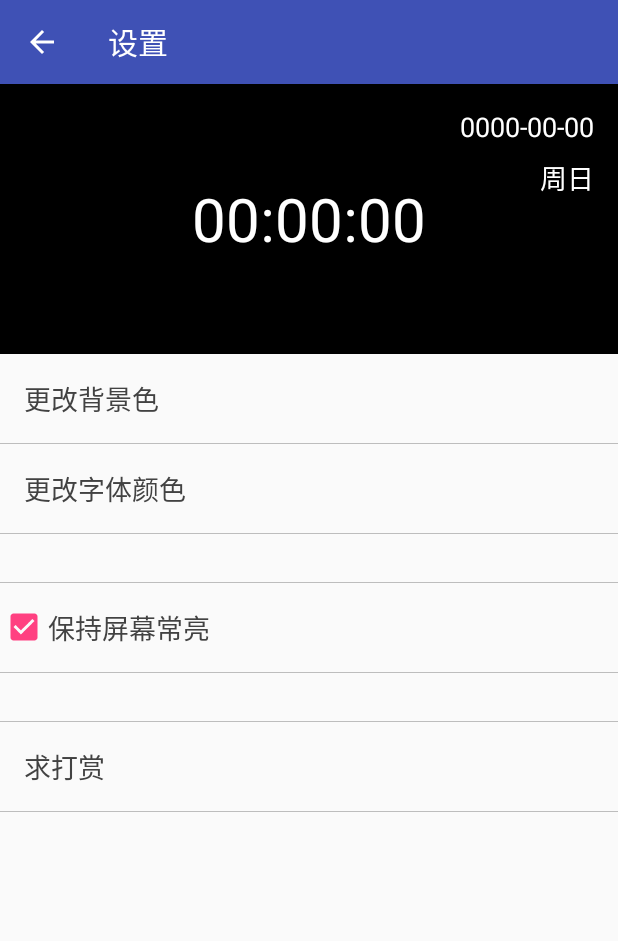
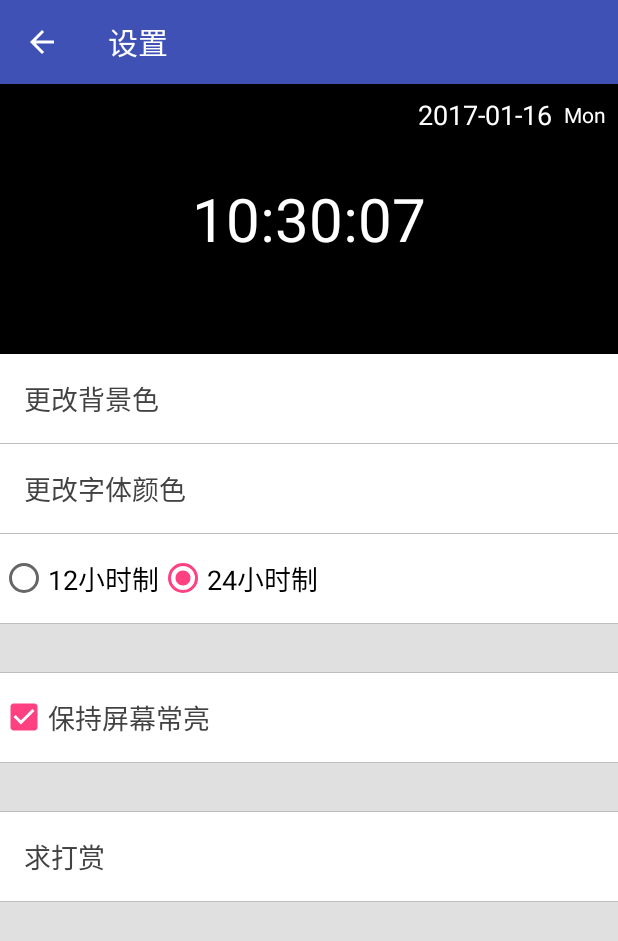
Before and after one commit to lifansama/xjb, an Android app: the SettingsActivity screen opened directly, with no data from a screen before it, on a phone screen of 412 x 824 dp. Shown: the top 941 px of the screen. Run offline under Robolectric (Android 15) with nearby library versions, the phone set to English and light mode, and no system bars; our stand-ins replace ButterKnife; libraries missing offline, so code that uses them is left out: com.umeng.analytics, io.github.xhinliang.lunarcalendar; 3 statements that could not run were skipped.

Commit message:
12、24小时制

```diff
--- a/app/src/main/java/app/xunxun/homeclock/activity/SettingsActivity.java
+++ b/app/src/main/java/app/xunxun/homeclock/activity/SettingsActivity.java
@@ -9,6 +9,8 @@ import android.view.View;
 import android.widget.CheckBox;
 import android.widget.CompoundButton;
 import android.widget.LinearLayout;
+import android.widget.RadioButton;
+import android.widget.RadioGroup;
 import android.widget.RelativeLayout;
 import android.widget.TextView;
 
@@ -16,13 +18,19 @@ import com.fourmob.colorpicker.ColorPickerDialog;
 import com.fourmob.colorpicker.ColorPickerSwatch;
 import com.umeng.analytics.MobclickAgent;
 
+import java.text.SimpleDateFormat;
+import java.util.Calendar;
+import java.util.Date;
+
 import app.xunxun.homeclock.EventNames;
 import app.xunxun.homeclock.R;
 import app.xunxun.homeclock.preferences.BackgroundColorPreferencesDao;
+import app.xunxun.homeclock.preferences.Is12TimePreferencesDao;
 import app.xunxun.homeclock.preferences.KeepScreenOnPreferencesDao;
 import app.xunxun.homeclock.preferences.TextColorPreferencesDao;
 import butterknife.ButterKnife;
 import butterknife.InjectView;
+import io.github.xhinliang.lunarcalendar.LunarCalendar;
 
 public class SettingsActivity extends AppCompatActivity {
     @InjectView(R.id.backgroundColorTv)
@@ -45,8 +53,22 @@ public class SettingsActivity extends AppCompatActivity {
     TextView supportTv;
     @InjectView(R.id.keepScreenOnCb)
     CheckBox keepScreenOnCb;
+    @InjectView(R.id.lunarTv)
+    TextView lunarTv;
+    @InjectView(R.id.ampmTv)
+    TextView ampmTv;
+    @InjectView(R.id.time_12Rb)
+    RadioButton time12Rb;
+    @InjectView(R.id.time_24Rb)
+    RadioButton time24Rb;
+    @InjectView(R.id.timeStyleRg)
+    RadioGroup timeStyleRg;
     private ColorPickerDialog backgroundColorPickerDialog;
     private ColorPickerDialog textColorPickerDialog;
+    private SimpleDateFormat dateSDF = new SimpleDateFormat("yyyy-MM-dd");
+    private SimpleDateFormat time12SDF = new SimpleDateFormat("hh:mm");
+    private SimpleDateFormat time24SDF = new SimpleDateFormat("HH:mm:ss");
+    private SimpleDateFormat weekSDF = new SimpleDateFormat("E");
 
     public static void start(Context context) {
         context.startActivity(new Intent(context, SettingsActivity.class));
@@ -83,6 +105,8 @@ public class SettingsActivity extends AppCompatActivity {
                 timeTv.setTextColor(color);
                 dateTv.setTextColor(color);
                 weekTv.setTextColor(color);
+                ampmTv.setTextColor(color);
+
                 TextColorPreferencesDao.set(SettingsActivity.this, color);
                 MobclickAgent.onEvent(SettingsActivity.this, EventNames.EVENT_CHANGE_TEXT_COLOR);
             }
@@ -110,15 +134,62 @@ public class SettingsActivity extends AppCompatActivity {
         timeTv.setTextColor(TextColorPreferencesDao.get(this));
         dateTv.setTextColor(TextColorPreferencesDao.get(this));
         weekTv.setTextColor(TextColorPreferencesDao.get(this));
+        ampmTv.setTextColor(TextColorPreferencesDao.get(this));
         keepScreenOnCb.setOnCheckedChangeListener(new CompoundButton.OnCheckedChangeListener() {
             @Override
             public void onCheckedChanged(CompoundButton compoundButton, boolean isCheck) {
-                KeepScreenOnPreferencesDao.set(compoundButton.getContext(),isCheck);
+                KeepScreenOnPreferencesDao.set(compoundButton.getContext(), isCheck);
             }
         });
         keepScreenOnCb.setChecked(KeepScreenOnPreferencesDao.get(this));
 
+        Date now = new Date();
+        dateTv.setText(dateSDF.format(now));
+        weekTv.setText(weekSDF.format(now));
+        Calendar calendar = Calendar.getInstance();
+        LunarCalendar lunarCalendar = LunarCalendar.getInstance(calendar.get(Calendar.YEAR), calendar.get(Calendar.MONTH) + 1, calendar.get(Calendar.DAY_OF_MONTH));
+        lunarTv.setText(String.format("%s月%s日", lunarCalendar.getLunarMonth(), lunarCalendar.getLunarDay()));
 
+        timeStyleRg.setOnCheckedChangeListener(new RadioGroup.OnCheckedChangeListener() {
+            @Override
+            public void onCheckedChanged(RadioGroup radioGroup, int id) {
+                Is12TimePreferencesDao.set(radioGroup.getContext(), id == R.id.time_12Rb);
+                setTime();
+
+            }
+        });
+        if (Is12TimePreferencesDao.get(this))
+            time12Rb.setChecked(true);
+        else
+            time24Rb.setChecked(true);
+
+        setTime();
+
+    }
+
+    /**
+     * 设置时间.
+     */
+    private void setTime() {
+        Date now = new Date();
+        String timeStr;
+        if (Is12TimePreferencesDao.get(this)) {
+            Calendar calendar = Calendar.getInstance();
+            timeStr = time12SDF.format(now);
+            if (calendar.get(Calendar.HOUR_OF_DAY) >= 12) {
+                ampmTv.setText("PM");
+
+            } else {
+                ampmTv.setText("AM");
+
+            }
+            ampmTv.setVisibility(View.VISIBLE);
+        } else {
+            timeStr = time24SDF.format(now);
+            ampmTv.setVisibility(View.GONE);
+
+        }
+        timeTv.setText(timeStr);
     }
 
 
--- /dev/null
+++ b/app/src/main/java/app/xunxun/homeclock/preferences/Is12TimePreferencesDao.java
@@ -0,0 +1,25 @@
+package app.xunxun.homeclock.preferences;
+
+import android.content.Context;
+import android.content.SharedPreferences;
+import android.preference.PreferenceManager;
+
+/**
+ * Created by fengdianxun on 15-6-24.
+ */
+public class Is12TimePreferencesDao {
+    private static String KEY = "Is12TimePreferencesDao";
+
+    public static void set(Context context, boolean is12) {
+        SharedPreferences prefs = PreferenceManager.getDefaultSharedPreferences(context);
+        SharedPreferences.Editor editor = prefs.edit();
+        editor.putBoolean(KEY, is12);
+        editor.apply();
+    }
+
+    public static boolean get(Context context) {
+        SharedPreferences prefs = PreferenceManager.getDefaultSharedPreferences(context);
+        return prefs.getBoolean(KEY, false);
+    }
+
+}
--- a/app/src/main/res/drawable/press_item.xml
+++ b/app/src/main/res/drawable/press_item.xml
@@ -1,9 +1,9 @@
 <?xml version="1.0" encoding="utf-8"?>
 <selector xmlns:android="http://schemas.android.com/apk/res/android">
-    <item android:drawable="@android:color/transparent" android:state_window_focused="false"/>
-    <item android:drawable="@color/grey_300" android:state_focused="true" android:state_pressed="true"/>
-    <item android:drawable="@color/grey_300" android:state_focused="false" android:state_pressed="true"/>
-    <item android:drawable="@color/grey_300" android:state_selected="true"/>
-    <item android:drawable="@color/grey_300" android:state_focused="true"/>
+    <item android:drawable="@android:color/white" android:state_window_focused="false"/>
+    <item android:drawable="@color/grey_400" android:state_focused="true" android:state_pressed="true"/>
+    <item android:drawable="@color/grey_400" android:state_focused="false" android:state_pressed="true"/>
+    <item android:drawable="@color/grey_400" android:state_selected="true"/>
+    <item android:drawable="@color/grey_400" android:state_focused="true"/>
 
 </selector>
--- a/app/src/main/res/layout/activity_settings.xml
+++ b/app/src/main/res/layout/activity_settings.xml
@@ -3,6 +3,7 @@
     xmlns:tools="http://schemas.android.com/tools"
     android:layout_width="match_parent"
     android:layout_height="match_parent"
+    android:background="@color/grey_300"
     android:orientation="vertical"
     tools:context="app.xunxun.homeclock.activity.SettingsActivity">
 
@@ -11,26 +12,58 @@
         android:layout_width="match_parent"
         android:layout_height="180dp"
         android:background="#000"
-        android:paddingBottom="@dimen/activity_vertical_margin"
-        android:paddingLeft="@dimen/activity_horizontal_margin"
-        android:paddingRight="@dimen/activity_horizontal_margin"
-        android:paddingTop="@dimen/activity_vertical_margin">
+        android:paddingBottom="8dp"
+        android:paddingLeft="8dp"
+        android:paddingRight="8dp"
+        android:paddingTop="8dp">
+
+        <LinearLayout
+            android:layout_width="wrap_content"
+            android:layout_height="wrap_content"
+            android:layout_centerInParent="true"
+            android:gravity="center_vertical|bottom"
+            android:orientation="horizontal">
 
             <TextView
                 android:id="@+id/timeTv"
-            android:layout_width="match_parent"
+                android:layout_width="wrap_content"
                 android:layout_height="wrap_content"
-            android:layout_centerInParent="true"
                 android:gravity="center"
                 android:text="00:00:00"
                 android:textColor="#fff"
                 android:textSize="40sp" />
 
             <TextView
+                android:id="@+id/ampmTv"
+                android:layout_width="wrap_content"
+                android:layout_height="wrap_content"
+                android:layout_marginLeft="4dp"
+                android:visibility="gone"
+                android:text="AM"
+                android:textColor="#fff"
+                android:textSize="30sp" />
+        </LinearLayout>
+
+
+        <LinearLayout
+            android:id="@+id/dateLl"
+            android:layout_width="wrap_content"
+            android:layout_height="wrap_content"
+            android:layout_alignParentRight="true"
+            android:gravity="right"
+            android:orientation="vertical">
+
+
+            <LinearLayout
+                android:layout_width="wrap_content"
+                android:layout_height="wrap_content"
+                android:gravity="center_vertical"
+                android:orientation="horizontal">
+
+                <TextView
                     android:id="@+id/dateTv"
                     android:layout_width="wrap_content"
                     android:layout_height="wrap_content"
-            android:layout_alignParentRight="true"
                     android:text="0000-00-00"
                     android:textColor="#fff"
                     android:textSize="18sp" />
@@ -39,12 +72,19 @@
                     android:id="@+id/weekTv"
                     android:layout_width="wrap_content"
                     android:layout_height="wrap_content"
-            android:layout_alignParentRight="true"
-            android:layout_below="@+id/dateTv"
-            android:layout_marginTop="8dp"
+                    android:layout_marginLeft="8dp"
                     android:text="周日"
                     android:textColor="#fff"
-            android:textSize="18sp" />
+                    android:textSize="14sp" />
+            </LinearLayout>
+
+            <TextView
+                android:id="@+id/lunarTv"
+                android:layout_width="wrap_content"
+                android:layout_height="wrap_content"
+                android:textColor="#fff"
+                android:textSize="14sp" />
+        </LinearLayout>
     </RelativeLayout>
 
     <ScrollView
@@ -62,10 +102,7 @@
                 android:layout_width="match_parent"
                 android:layout_height="wrap_content"
                 android:background="@drawable/press_item"
-                android:paddingBottom="@dimen/activity_vertical_margin"
-                android:paddingLeft="@dimen/activity_horizontal_margin"
-                android:paddingRight="@dimen/activity_horizontal_margin"
-                android:paddingTop="@dimen/activity_vertical_margin"
+                android:padding="16dp"
                 android:text="更改背景色"
                 android:textColor="@color/grey_800"
                 android:textSize="18sp" />
@@ -80,13 +117,42 @@
                 android:layout_width="match_parent"
                 android:layout_height="wrap_content"
                 android:background="@drawable/press_item"
-                android:paddingBottom="@dimen/activity_vertical_margin"
-                android:paddingLeft="@dimen/activity_horizontal_margin"
-                android:paddingRight="@dimen/activity_horizontal_margin"
-                android:paddingTop="@dimen/activity_vertical_margin"
+                android:padding="16dp"
                 android:text="更改字体颜色"
                 android:textColor="@color/grey_800"
                 android:textSize="18sp" />
+
+            <View
+                android:layout_width="match_parent"
+                android:layout_height="0.5dp"
+                android:background="@color/grey_400" />
+
+            <RadioGroup
+                android:id="@+id/timeStyleRg"
+                android:layout_width="match_parent"
+                android:layout_height="wrap_content"
+                android:background="@color/white"
+                android:orientation="horizontal">
+
+                <RadioButton
+                    android:id="@+id/time_12Rb"
+                    android:layout_width="wrap_content"
+                    android:layout_height="wrap_content"
+                    android:paddingTop="16dp"
+                    android:paddingBottom="16dp"
+                    android:text="12小时制"
+                    android:textSize="18sp" />
+
+                <RadioButton
+                    android:id="@+id/time_24Rb"
+                    android:layout_width="wrap_content"
+                    android:layout_height="wrap_content"
+                    android:paddingTop="16dp"
+                    android:paddingBottom="16dp"
+                    android:checked="true"
+                    android:text="24小时制"
+                    android:textSize="18sp" />
+            </RadioGroup>
 
             <View
                 android:layout_width="match_parent"
@@ -98,10 +164,10 @@
                 android:layout_width="match_parent"
                 android:layout_height="wrap_content"
                 android:background="@drawable/press_item"
-                android:paddingBottom="@dimen/activity_vertical_margin"
+                android:paddingBottom="8dp"
                 android:paddingLeft="@dimen/activity_horizontal_margin"
                 android:paddingRight="@dimen/activity_horizontal_margin"
-                android:paddingTop="@dimen/activity_vertical_margin"
+                android:paddingTop="8dp"
                 android:text="更改字体大小"
                 android:textColor="@color/grey_800"
                 android:textSize="18sp"
@@ -119,8 +185,8 @@
                 android:layout_width="match_parent"
                 android:layout_height="wrap_content"
                 android:background="@drawable/press_item"
-                android:paddingBottom="@dimen/activity_vertical_margin"
-                android:paddingTop="@dimen/activity_vertical_margin"
+                android:paddingBottom="16dp"
+                android:paddingTop="16dp"
                 android:text="保持屏幕常亮"
                 android:textColor="@color/grey_800"
                 android:textSize="18sp" />
@@ -141,10 +207,7 @@
                 android:layout_width="match_parent"
                 android:layout_height="wrap_content"
                 android:background="@drawable/press_item"
-                android:paddingBottom="@dimen/activity_vertical_margin"
-                android:paddingLeft="@dimen/activity_horizontal_margin"
-                android:paddingRight="@dimen/activity_horizontal_margin"
-                android:paddingTop="@dimen/activity_vertical_margin"
+                android:padding="16dp"
                 android:text="求打赏"
                 android:textColor="@color/grey_800"
                 android:textSize="18sp" />
```
Also changed, not shown: app/src/main/java/app/xunxun/homeclock/activity/MainActivity.java (+51 -18 lines), app/src/main/res/layout/activity_main.xml (+117 -100 lines). Lines whose indentation alone changed are shown as unchanged.
